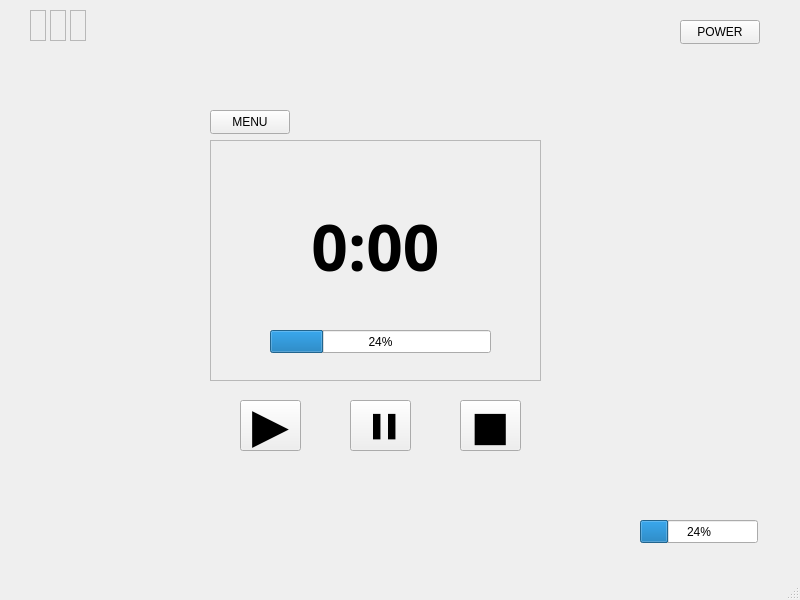
The window that activesessionwindow.ui (MarioPardo/Neureset_Team20) describes before a commit, drawn with Qt 5.
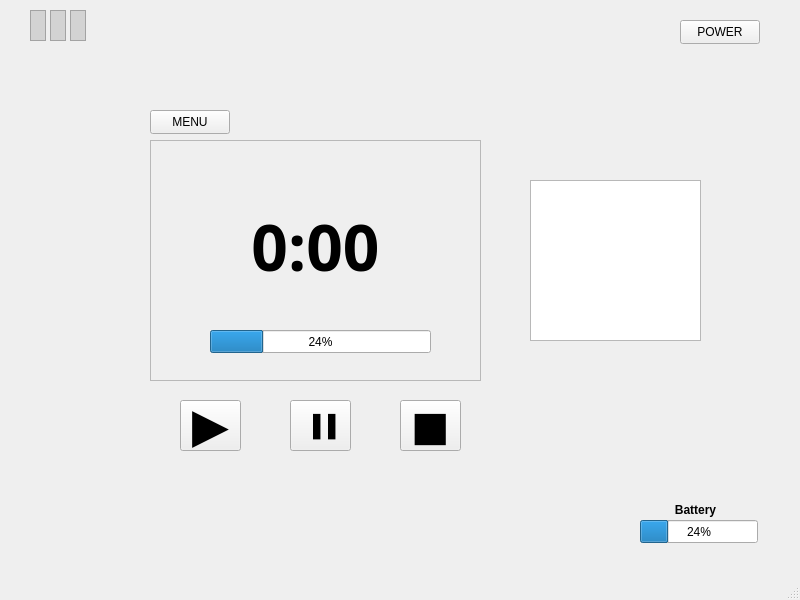
The same window after the commit.

Commit message: added battery label, display

```diff
--- a/activesessionwindow.ui
+++ b/activesessionwindow.ui
@@ -17,7 +17,7 @@
    <widget class="QPushButton" name="play_Btn">
     <property name="geometry">
      <rect>
-      <x>350</x>
+      <x>290</x>
       <y>400</y>
       <width>61</width>
       <height>51</height>
@@ -35,7 +35,7 @@
    <widget class="QPushButton" name="pause_Btn">
     <property name="geometry">
      <rect>
-      <x>240</x>
+      <x>180</x>
       <y>400</y>
       <width>61</width>
       <height>51</height>
@@ -53,7 +53,7 @@
    <widget class="QPushButton" name="stop_Btn">
     <property name="geometry">
      <rect>
-      <x>460</x>
+      <x>400</x>
       <y>400</y>
       <width>61</width>
       <height>51</height>
@@ -84,7 +84,7 @@
    <widget class="QPushButton" name="menu_Btn">
     <property name="geometry">
      <rect>
-      <x>210</x>
+      <x>150</x>
       <y>110</y>
       <width>80</width>
       <height>24</height>
@@ -103,6 +103,9 @@
       <height>31</height>
      </rect>
     </property>
+    <property name="styleSheet">
+     <string notr="true">background-color: lightgrey;</string>
+    </property>
     <property name="frameShape">
      <enum>QFrame::StyledPanel</enum>
     </property>
@@ -119,6 +122,9 @@
       <height>31</height>
      </rect>
     </property>
+    <property name="styleSheet">
+     <string notr="true">background-color: lightgrey;</string>
+    </property>
     <property name="frameShape">
      <enum>QFrame::StyledPanel</enum>
     </property>
@@ -142,7 +148,7 @@
    <widget class="QFrame" name="frame_4">
     <property name="geometry">
      <rect>
-      <x>210</x>
+      <x>150</x>
       <y>140</y>
       <width>331</width>
       <height>241</height>
@@ -209,6 +215,9 @@
     <property name="autoFillBackground">
      <bool>false</bool>
     </property>
+    <property name="styleSheet">
+     <string notr="true">background-color: lightgrey;</string>
+    </property>
     <property name="frameShape">
      <enum>QFrame::StyledPanel</enum>
     </property>
@@ -216,6 +225,37 @@
      <enum>QFrame::Raised</enum>
     </property>
    </widget>
+   <widget class="QLabel" name="label">
+    <property name="geometry">
+     <rect>
+      <x>660</x>
+      <y>500</y>
+      <width>71</width>
+      <height>20</height>
+     </rect>
+    </property>
+    <property name="font">
+     <font>
+      <bold>true</bold>
+     </font>
+    </property>
+    <property name="text">
+     <string>Battery</string>
+    </property>
+    <property name="alignment">
+     <set>Qt::AlignCenter</set>
+    </property>
+   </widget>
+   <widget class="QPlainTextEdit" name="plainTextEdit">
+    <property name="geometry">
+     <rect>
+      <x>530</x>
+      <y>180</y>
+      <width>171</width>
+      <height>161</height>
+     </rect>
+    </property>
+   </widget>
   </widget>
   <widget class="QMenuBar" name="menubar">
    <property name="geometry">
```
